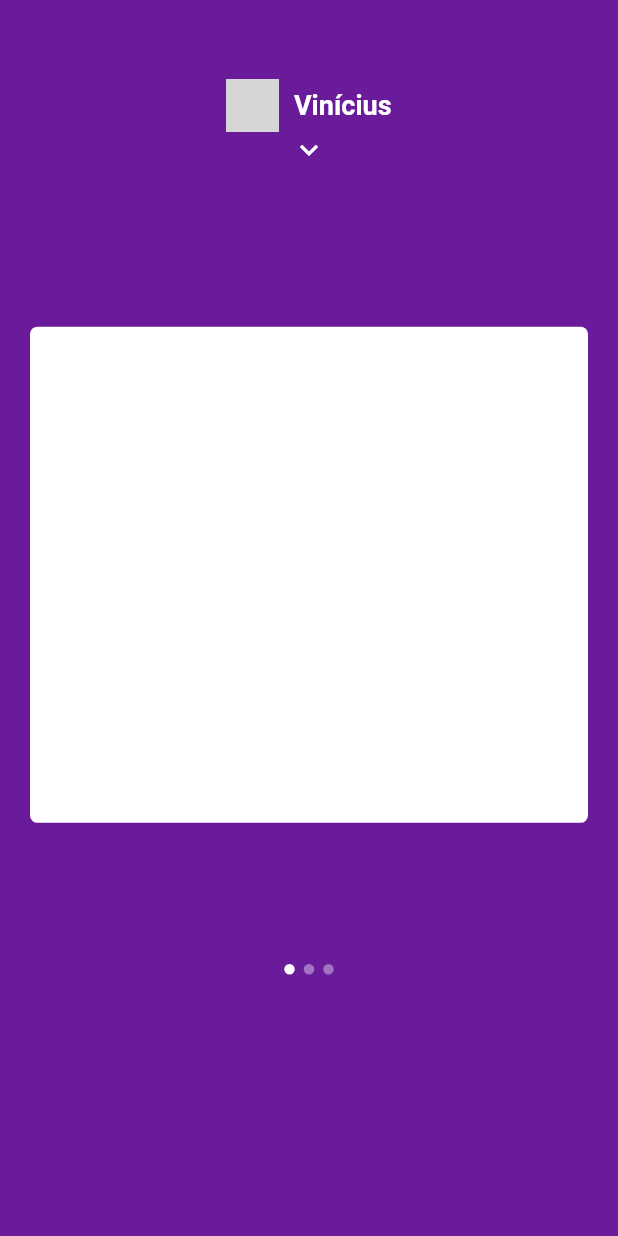
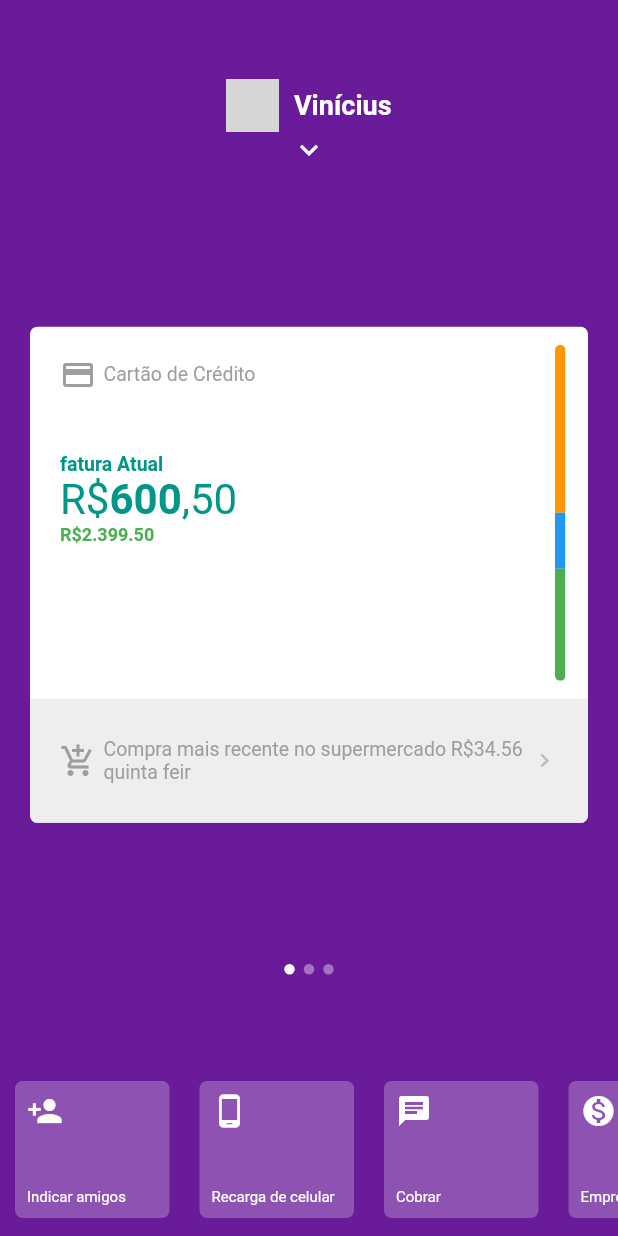
Before and after one commit to Vini03-Alcantra/nubankappflutter, a Flutter app: the screen it shows after launch, on a phone screen of 412 x 824 dp. Run offline on Flutter 3.47's test engine with Material 2 defaults, Android fonts, the phone set to English and light mode, and no system bars; network calls fail; grey boxes are pictures that could not be loaded.

Commit message:
primeiro card do pageview criado

```diff
--- a/lib/pages/home.dart
+++ b/lib/pages/home.dart
@@ -1,5 +1,7 @@
 import 'package:flutter/material.dart';
+import 'package:nubankappflutter/widgets/bottom_menu.dart';
 import 'package:nubankappflutter/widgets/card_app.dart';
+import 'package:nubankappflutter/widgets/item_menu_bottom.dart';
 import 'package:nubankappflutter/widgets/my_app_bar.dart';
 import 'package:nubankappflutter/widgets/my_dots_app.dart';
 import 'package:nubankappflutter/widgets/page_view_app.dart';
@@ -45,6 +47,7 @@ class _HomePageState extends State<HomePage> {
             top: _screenHeight * .20,
             showMenu: _showMenu,
           ),
+          BottomMenu(showMenu: _showMenu,),
           PageViewApp(
             showMenu: _showMenu,
             top: _yPosition,
@@ -72,7 +75,7 @@ class _HomePageState extends State<HomePage> {
                   _yPosition = _yPosition > positionTopLimit + midlePosition - 50
                   ? positionBottonLimit
                   : _yPosition;
-                  print("Checou aqui");
+
                 }
 
                 if (_yPosition != positionTopLimit && details.delta.dy < 0) {
@@ -93,7 +96,8 @@ class _HomePageState extends State<HomePage> {
             showMenu: _showMenu,
             top: _screenHeight * 0.78,
             currentIndex: _currentIndex
-          )
+          ),
+
         ],
       ),
     );
--- /dev/null
+++ b/lib/widgets/bottom_menu.dart
@@ -0,0 +1,43 @@
+import 'package:flutter/material.dart';
+import 'package:nubankappflutter/widgets/item_menu_bottom.dart';
+
+class BottomMenu extends StatelessWidget {
+  final bool showMenu;
+
+  const BottomMenu({Key key, this.showMenu}) : super(key: key);
+  @override
+  Widget build(BuildContext context) {
+    return AnimatedPositioned(
+      duration: Duration(milliseconds: 200),
+      bottom: !showMenu ? 0 + MediaQuery.of(context).padding.bottom : 0,
+      left: 0,
+      right: 0,
+      height: MediaQuery.of(context).size.height * 0.14,
+      child: IgnorePointer(
+        ignoring: showMenu,
+        child: AnimatedOpacity(
+          duration: Duration(milliseconds: 200),
+          opacity: !showMenu ? 1 : 0,
+            child: Container(
+              child: ListView(
+                physics: BouncingScrollPhysics(),
+                scrollDirection: Axis.horizontal,
+                children: <Widget>[
+                  ItemMenuBottom(Icons.person_add, "Indicar amigos"),
+                  ItemMenuBottom(Icons.phone_android, "Recarga de celular"),
+                  ItemMenuBottom(Icons.chat, "Cobrar"),
+                  ItemMenuBottom(Icons.monetization_on, "Empréstimos"),
+                  ItemMenuBottom(Icons.move_to_inbox, "Depositar"),
+                  ItemMenuBottom(Icons.mobile_screen_share, "Transferir"),
+                  ItemMenuBottom(Icons.format_align_center, "Ajustar Limite"),
+                  ItemMenuBottom(Icons.chrome_reader_mode, "Pagar"),
+                  ItemMenuBottom(Icons.lock_open, "Bloquear Cartão"),
+                ],
+              ),
+            )
+
+        ),
+      ),
+    );
+  }
+}
--- a/lib/widgets/card_app.dart
+++ b/lib/widgets/card_app.dart
@@ -1,16 +1,15 @@
 import 'package:flutter/material.dart';
 
-class CardApp extends StatefulWidget {
-  @override
-  _CardAppState createState() => _CardAppState();
-}
+class CardApp extends StatelessWidget {
+  final Widget child;
 
-class _CardAppState extends State<CardApp> {
+  const CardApp({Key key, this.child}) : super(key: key);
   @override
   Widget build(BuildContext context) {
     return Padding(
       padding: const EdgeInsets.all(20),
       child: Container(
+        child: child,
         decoration: BoxDecoration(
           color: Colors.white,
           borderRadius: BorderRadius.circular(5)
--- /dev/null
+++ b/lib/widgets/first_card.dart
@@ -0,0 +1,168 @@
+import 'package:flutter/material.dart';
+
+class FirstCard extends StatelessWidget {
+  @override
+  Widget build(BuildContext context) {
+    return ClipRRect(
+      borderRadius: BorderRadius.circular(5),
+      child: Column(
+        crossAxisAlignment: CrossAxisAlignment.start,
+        children: <Widget>[
+          Expanded(
+            flex: 3,
+            child: Container(
+              child: Row(
+                children: <Widget>[
+                  Expanded(
+                    child: Column(
+                      children: <Widget>[
+                        Expanded(
+                          flex: 3,
+                          child: Container(
+                            child: Row(
+                              children: <Widget>[
+                                Expanded(
+                                  child: Column(
+                                    children: <Widget>[
+                                      Padding(
+                                        padding: const EdgeInsets.all(20),
+                                        child: Row(
+                                          children: <Widget>[
+                                            Icon(
+                                              Icons.credit_card,
+                                              color: Colors.grey
+                                            ),
+                                            SizedBox(width: 5),
+                                            Text(
+                                              "Cartão de Crédito",
+                                              style: TextStyle(
+                                                color: Colors.grey,
+                                                fontSize: 13
+                                              ),
+                                            ),
+                                          ],
+                                        ),
+                                      ),
+                                      Padding(
+                                        padding: const EdgeInsets.only(left: 20, top: 20, bottom: 20),
+                                        child: SizedBox(
+                                          width: double.infinity,
+                                          child: Column(
+                                            crossAxisAlignment: CrossAxisAlignment.start,
+                                            children: <Widget>[
+                                              Text("fatura Atual", textAlign: TextAlign.start,
+                                              style: TextStyle(color: Colors.teal, fontSize: 13, fontWeight: FontWeight.bold),
+                                              ),
+                                              Text.rich(
+                                                TextSpan(
+                                                  text: "R\$",
+                                                  children: [
+                                                    TextSpan(text: "600", style: TextStyle(fontWeight: FontWeight.bold)),
+                                                    TextSpan(text: ",50")
+                                                  ]),
+                                                  textAlign: TextAlign.start,
+                                                  style: TextStyle(
+                                                    color: Colors.teal,
+                                                    fontSize: 28,
+                                                  ),
+                                              ),
+                                              Text.rich(
+                                                TextSpan(
+                                                  text: "R\$2.399.50",
+                                                  style: TextStyle(
+                                                    color: Colors.green,
+                                                    fontWeight: FontWeight.bold
+                                                  )
+                                                ),
+                                                textAlign: TextAlign.start,
+                                                style: TextStyle(
+                                                  color: Colors.grey,
+                                                  fontSize: 12
+                                                ),
+                                              )
+                                            ],
+                                          ),
+                                        ),
+                                      )
+                                    ],
+                                  )
+                                )
+                              ],
+                            ),
+                          )
+                        )
+                      ],
+                    )
+                  ),
+                  Padding(
+                    padding: const EdgeInsets.only(top: 12, bottom: 12, left: 10, right: 15),
+                    child: ClipRRect(
+                      borderRadius: BorderRadius.circular(5),
+                      child: Container(
+                        child: Column(
+                          children: <Widget>[
+                            Expanded(
+                              flex: 3,
+                              child: Container(
+                                color: Colors.orange
+                              ),
+                            ),
+                            Expanded(
+                              flex: 1,
+                              child: Container(
+                                color: Colors.blue
+                              ),
+                            ),
+                            Expanded(
+                              flex: 2,
+                              child: Container(
+                                color: Colors.green
+                              ),
+                            )
+                          ],
+                        ),
+                        width: 7,
+                        decoration: BoxDecoration(
+                          borderRadius: BorderRadius.circular(5)
+                        ),
+                      ),
+                    ),
+                  )
+                ],
+              ),
+            ),
+          ),
+          Expanded(
+            flex: 1,
+            child: Container(
+              child: Padding(
+                padding: const EdgeInsets.all(20),
+                child: Row(
+                  mainAxisAlignment: MainAxisAlignment.spaceBetween,
+                  children: <Widget>[
+                    Icon(
+                      Icons.add_shopping_cart,
+                      color: Colors.grey
+                    ),
+                    SizedBox(width: 5),
+                    Flexible(
+                      child: Text("Compra mais recente no supermercado R\$34.56 quinta feir",
+                      style: TextStyle(color: Colors.grey, fontSize: 13),
+                      )
+                    ),
+                    Icon(
+                      Icons.chevron_right,
+                      color: Colors.grey[400],
+                      size: 18,
+                    )
+                  ],
+                ),
+              ),
+              color: Colors.grey[200],
+            ),
+          )
+        ],
+      ),
+    );
+  }
+}
--- /dev/null
+++ b/lib/widgets/item_menu_bottom.dart
@@ -0,0 +1,35 @@
+import 'package:flutter/material.dart';
+
+class ItemMenuBottom extends StatelessWidget {
+  final String text;
+  final IconData icon;
+
+  ItemMenuBottom(this.icon, this.text);
+  @override
+  Widget build(BuildContext context) {
+    return Padding(
+      padding: const EdgeInsets.symmetric(horizontal: 10, vertical: 12),
+      child: Container(
+        child: Padding(
+          padding: const EdgeInsets.all(8.0),
+          child: Column(
+            mainAxisAlignment: MainAxisAlignment.spaceBetween,
+            crossAxisAlignment: CrossAxisAlignment.start,
+            children: <Widget>[
+              Icon(icon),
+              Text(
+                text,
+                style: TextStyle(fontSize: 10),
+              )
+            ],
+          ),
+        ),
+        width: MediaQuery.of(context).size.width * 0.25,
+        decoration: BoxDecoration(
+          borderRadius: BorderRadius.circular(5),
+          color: Colors.white24
+        ),
+      ),
+    );
+  }
+}
--- a/lib/widgets/menu_app.dart
+++ b/lib/widgets/menu_app.dart
@@ -24,7 +24,7 @@ class MenuApp extends StatelessWidget {
               ),
               Text.rich(
                 TextSpan(
-                  text: "Banco",
+                  text: "Banco ",
                   children: [
                     TextSpan(
                       text: "250 - Nu Pagamentos S.A",
@@ -37,7 +37,7 @@ class MenuApp extends StatelessWidget {
               SizedBox(height: 5),
               Text.rich(
                 TextSpan(
-                  text: "Agência",
+                  text: "Agência ",
                   children: [
                     TextSpan(
                       text: "0001",
@@ -50,7 +50,7 @@ class MenuApp extends StatelessWidget {
               SizedBox(height: 5),
               Text.rich(
                 TextSpan(
-                  text: "Conta",
+                  text: "Conta ",
                   children: [
                     TextSpan(
                       text: "000000-0",
--- a/lib/widgets/page_view_app.dart
+++ b/lib/widgets/page_view_app.dart
@@ -1,5 +1,6 @@
 import 'package:flutter/material.dart';
 import 'package:nubankappflutter/widgets/card_app.dart';
+import 'package:nubankappflutter/widgets/first_card.dart';
 
 class PageViewApp extends StatelessWidget {
   final double top;
@@ -22,7 +23,7 @@ class PageViewApp extends StatelessWidget {
           onPageChanged: onChanged,
           physics: showMenu ? NeverScrollableScrollPhysics() : BouncingScrollPhysics(),
           children: <Widget>[
-            CardApp(),
+            CardApp(child: FirstCard()),
             CardApp(),
             CardApp()
           ],
```
